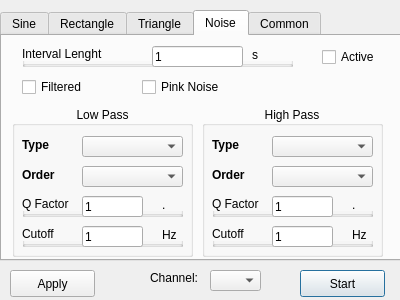
This is source/functiongenerator.ui in Rolloke/GUI-Apps as Qt 5 draws it before an edit. The edited form follows.
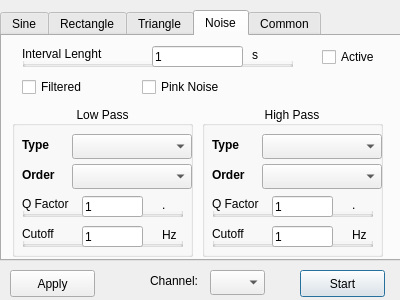
This is the edited form. The open tabs and pages were chosen to show the change. Custom widgets are drawn as their Qt base class.

```diff
--- a/source/functiongenerator.ui
+++ b/source/functiongenerator.ui
@@ -851,10 +851,10 @@
      <widget class="QComboBox" name="comboHighPassType">
       <property name="geometry">
        <rect>
-        <x>70</x>
-        <y>30</y>
-        <width>101</width>
-        <height>21</height>
+        <x>60</x>
+        <y>28</y>
+        <width>120</width>
+        <height>25</height>
        </rect>
       </property>
      </widget>
@@ -899,10 +899,10 @@
      <widget class="QComboBox" name="comboHighPassOrder">
       <property name="geometry">
        <rect>
-        <x>70</x>
-        <y>60</y>
-        <width>101</width>
-        <height>21</height>
+        <x>60</x>
+        <y>58</y>
+        <width>120</width>
+        <height>25</height>
        </rect>
       </property>
      </widget>
@@ -1003,10 +1003,10 @@
      <widget class="QComboBox" name="comboLowPassType">
       <property name="geometry">
        <rect>
-        <x>70</x>
-        <y>30</y>
-        <width>101</width>
-        <height>21</height>
+        <x>60</x>
+        <y>28</y>
+        <width>120</width>
+        <height>25</height>
        </rect>
       </property>
      </widget>
@@ -1051,10 +1051,10 @@
      <widget class="QComboBox" name="comboLowPassOrder">
       <property name="geometry">
        <rect>
-        <x>70</x>
-        <y>60</y>
-        <width>101</width>
-        <height>21</height>
+        <x>60</x>
+        <y>58</y>
+        <width>120</width>
+        <height>25</height>
        </rect>
       </property>
      </widget>
@@ -1256,8 +1256,8 @@
     <rect>
      <x>210</x>
      <y>270</y>
-     <width>51</width>
-     <height>21</height>
+     <width>55</width>
+     <height>25</height>
     </rect>
    </property>
   </widget>
@@ -1265,7 +1265,7 @@
    <property name="geometry">
     <rect>
      <x>150</x>
-     <y>270</y>
+     <y>273</y>
      <width>47</width>
      <height>16</height>
     </rect>
```
Left out of the diff: 2 changed lines with no effect on the pictures.
